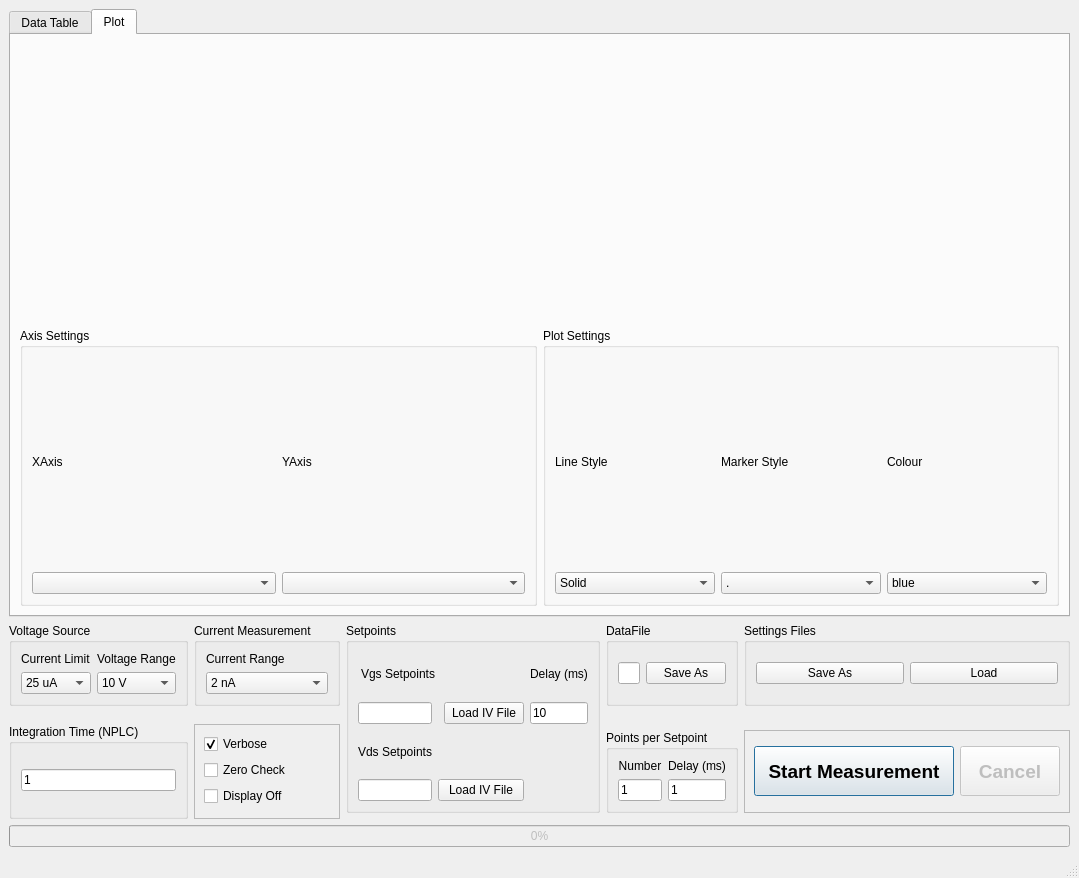
Before: the Qt Designer form ProbestationMeasurementGUI.ui in Martin09/Probe-Station-Measurement-Dual-Keithley, drawn with Qt 5.
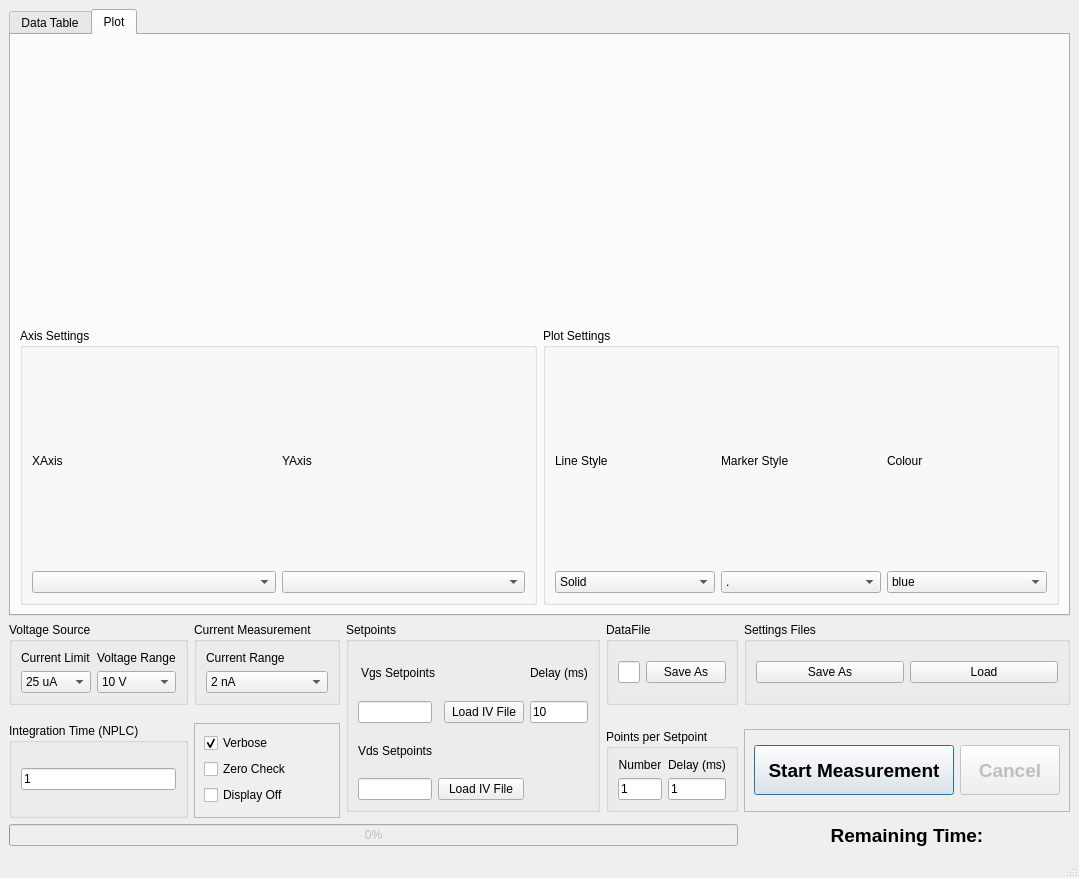
After: the same form once the commit is applied. Custom widgets are drawn as their Qt base class.

The edit to the form file:
```diff
--- a/ProbestationMeasurementGUI.ui
+++ b/ProbestationMeasurementGUI.ui
@@ -419,16 +419,6 @@
       </layout>
      </widget>
     </item>
-    <item row="7" column="0" colspan="5">
-     <widget class="QProgressBar" name="progBar">
-      <property name="enabled">
-       <bool>false</bool>
-      </property>
-      <property name="value">
-       <number>0</number>
-      </property>
-     </widget>
-    </item>
     <item row="0" column="0" colspan="5">
      <widget class="QTabWidget" name="tabWidget">
       <property name="currentIndex">
@@ -894,6 +884,33 @@
       </layout>
      </widget>
     </item>
+    <item row="7" column="0" colspan="4">
+     <widget class="QProgressBar" name="progBar">
+      <property name="enabled">
+       <bool>false</bool>
+      </property>
+      <property name="value">
+       <number>0</number>
+      </property>
+     </widget>
+    </item>
+    <item row="7" column="4">
+     <widget class="QLabel" name="lblTimeRem">
+      <property name="font">
+       <font>
+        <pointsize>14</pointsize>
+        <weight>75</weight>
+        <bold>true</bold>
+       </font>
+      </property>
+      <property name="text">
+       <string>Remaining Time:</string>
+      </property>
+      <property name="alignment">
+       <set>Qt::AlignCenter</set>
+      </property>
+     </widget>
+    </item>
    </layout>
   </widget>
   <widget class="QMenuBar" name="menubar">
```
